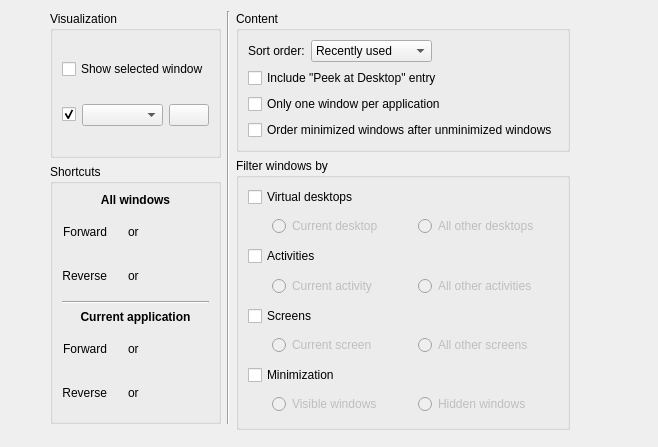
Above: src/desktop/kde/kwin/src/kcms/tabbox/main.ui from HungLo2020/MattOS before the change. Below: the same form after it.
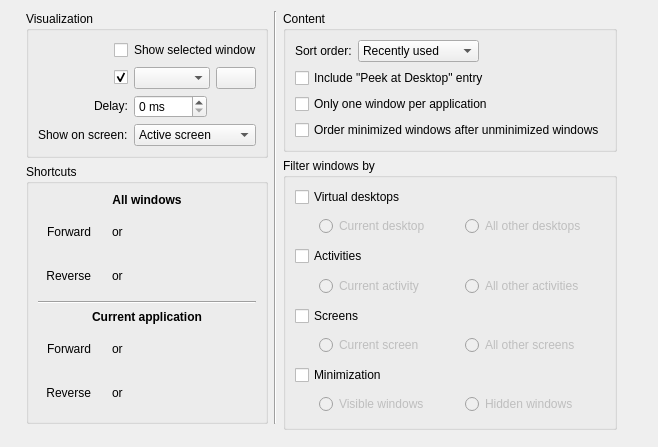
That is the form after the change. Icons and pictures are not drawn. Custom widgets are drawn as their Qt base class.

```diff
--- a/src/desktop/kde/kwin/src/kcms/tabbox/main.ui
+++ b/src/desktop/kde/kwin/src/kcms/tabbox/main.ui
@@ -618,6 +618,39 @@
         <bool>true</bool>
        </property>
        <layout class="QGridLayout" name="gridLayout_3">
+        <item row="0" column="0" alignment="Qt::AlignRight|Qt::AlignVCenter">
+         <widget class="QCheckBox" name="kcfg_HighlightWindows">
+          <property name="toolTip">
+           <string>The currently selected window will be highlighted by fading out all other windows. This option requires desktop effects to be active.</string>
+          </property>
+          <property name="text">
+           <string/>
+          </property>
+         </widget>
+        </item>
+        <item row="0" column="1" alignment="Qt::AlignLeft|Qt::AlignVCenter">
+         <widget class="QLabel" name="label_HighlightWindows">
+          <property name="text">
+           <string>Show selected window</string>
+          </property>
+          <property name="buddy">
+           <cstring>kcfg_HighlightWindows</cstring>
+          </property>
+         </widget>
+        </item>
+        <item row="1" column="0" alignment="Qt::AlignRight|Qt::AlignVCenter">
+         <widget class="QCheckBox" name="kcfg_ShowTabBox">
+          <property name="toolTip">
+           <string>Enable the window list effect</string>
+          </property>
+          <property name="text">
+           <string/>
+          </property>
+          <property name="checked">
+           <bool>true</bool>
+          </property>
+         </widget>
+        </item>
         <item row="1" column="1">
          <widget class="QWidget" name="widget_6" native="true">
           <layout class="QHBoxLayout" name="horizontalLayout">
@@ -662,24 +695,78 @@
           </layout>
          </widget>
         </item>
-        <item row="1" column="0">
-         <widget class="QCheckBox" name="kcfg_ShowTabBox">
+        <item row="2" column="0" alignment="Qt::AlignRight|Qt::AlignVCenter">
+         <widget class="QLabel" name="label_DelayTime">
+          <property name="whatsThis">
+           <string>The time in milliseconds to wait before showing the task switcher.</string>
+          </property>
           <property name="text">
-           <string/>
+           <string>Delay:</string>
           </property>
-          <property name="checked">
-           <bool>true</bool>
+          <property name="buddy">
+           <cstring>kcfg_DelayTime</cstring>
           </property>
          </widget>
         </item>
-        <item row="0" column="0" colspan="2">
-         <widget class="QCheckBox" name="kcfg_HighlightWindows">
+        <item row="2" column="1" alignment="Qt::AlignLeft|Qt::AlignVCenter">
+         <widget class="QSpinBox" name="kcfg_DelayTime">
+          <property name="sizePolicy">
+           <sizepolicy hsizetype="Fixed" vsizetype="Fixed">
+            <horstretch>0</horstretch>
+            <verstretch>0</verstretch>
+           </sizepolicy>
+          </property>
+          <property name="suffix">
+           <string> ms</string>
+          </property>
+          <property name="minimum">
+           <number>0</number>
+          </property>
+          <property name="maximum">
+           <number>5000</number>
+          </property>
+          <property name="singleStep">
+           <number>50</number>
+          </property>
+          <property name="value">
+           <number>0</number>
+          </property>
           <property name="toolTip">
            <string>The currently selected window will be highlighted by fading out all other windows. This option requires desktop effects to be active.</string>
           </property>
+         </widget>
+        </item>
+        <item row="3" column="0">
+         <widget class="QLabel" name="label_showScreen">
           <property name="text">
-           <string>Show selected window</string>
+           <string>Show on screen:</string>
           </property>
+          <property name="buddy">
+           <cstring>showScreenCombo</cstring>
+          </property>
+         </widget>
+        </item>
+        <item row="3" column="1">
+         <widget class="QComboBox" name="showScreenCombo">
+          <property name="sizePolicy">
+           <sizepolicy hsizetype="MinimumExpanding" vsizetype="Fixed">
+            <horstretch>0</horstretch>
+            <verstretch>0</verstretch>
+           </sizepolicy>
+          </property>
+          <property name="toolTip">
+           <string>Select which screen the task switcher should be displayed on.</string>
+          </property>
+          <item>
+           <property name="text">
+            <string>Active screen</string>
+           </property>
+          </item>
+          <item>
+           <property name="text">
+            <string>Primary screen</string>
+           </property>
+          </item>
          </widget>
         </item>
        </layout>
```
Left out of the diff: 3 changed lines with no effect on the pictures.
